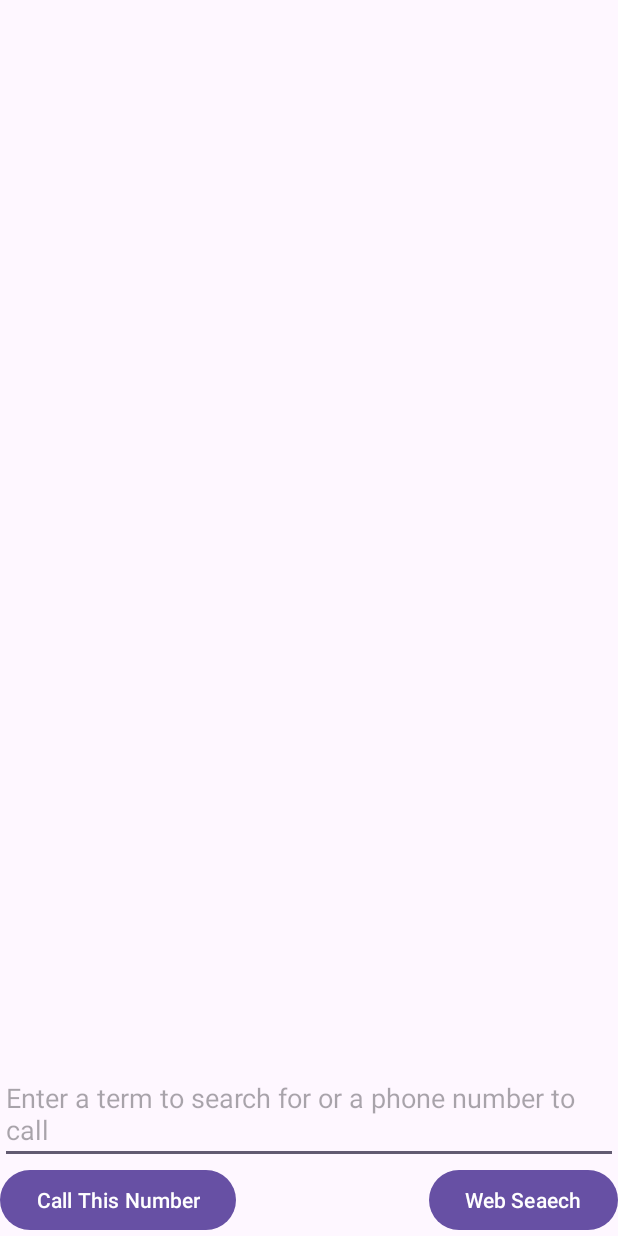
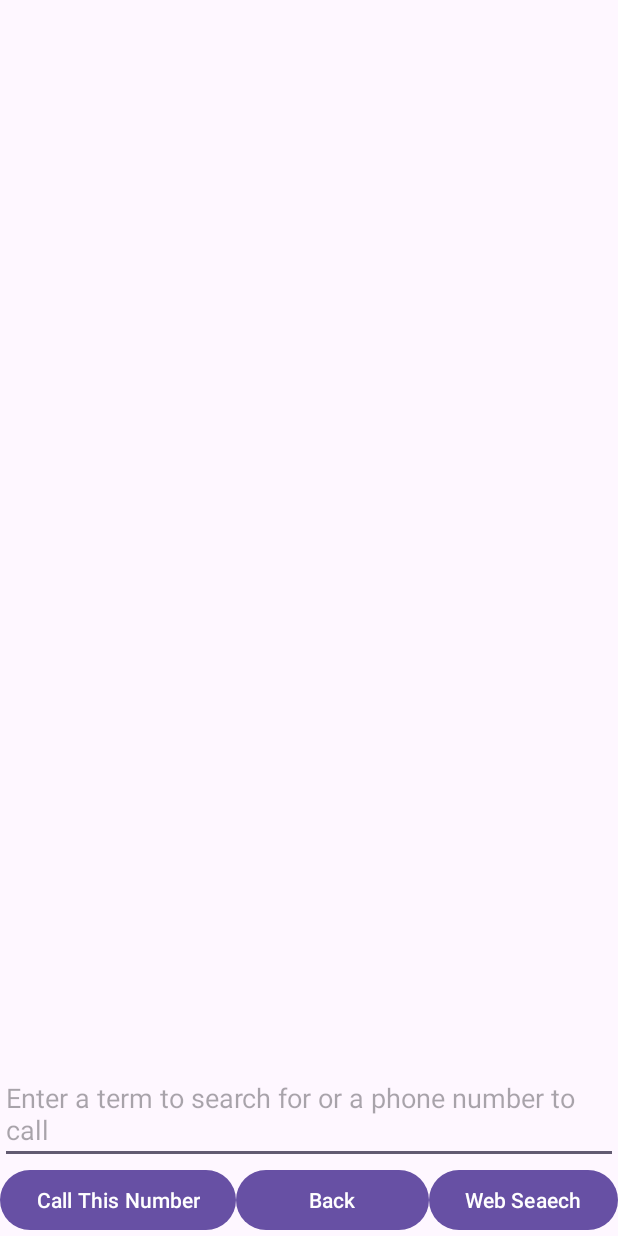
Before and after one commit to YWCA-F24-W25/YWCAF24-W25, an Android app: the SecondActivity screen opened directly, with no data from a screen before it, on a phone screen of 412 x 824 dp. Run offline under Robolectric (Android 15) with nearby library versions, the phone set to English and light mode, and no system bars; 1 statement that could not run was skipped.

Commit message:
Dec 13 - Last Version

```diff
--- a/Dec12/app/src/main/java/com/example/dec12/SecondActivity.java
+++ b/Dec12/app/src/main/java/com/example/dec12/SecondActivity.java
@@ -22,6 +22,8 @@ public class SecondActivity extends AppCompatActivity {
     Button searchbutton;
     EditText searchQuery;
     Button callButton;
+    Button backButton;
+    String searchTerm = "";
     @Override
     protected void onCreate(Bundle savedInstanceState) {
         super.onCreate(savedInstanceState);
@@ -31,6 +33,8 @@ public class SecondActivity extends AppCompatActivity {
       allnames = findViewById(R.id.allNamesText);
       searchbutton = findViewById(R.id.searchbutton);
       searchQuery = findViewById(R.id.search_query);
+        backButton = findViewById(R.id.backButton);
+
 callButton = findViewById(R.id.callbutton);
       String todisplay = "";
 
@@ -49,12 +53,24 @@ callButton = findViewById(R.id.callbutton);
             @Override
             public void onClick(View view) {
                 if (!searchQuery.getText().toString().isEmpty()){
-                    String q = searchQuery.getText().toString();
+                    searchTerm = searchQuery.getText().toString();
                     Intent websearchIntent = new Intent(Intent.ACTION_WEB_SEARCH);
-                    websearchIntent.putExtra(SearchManager.QUERY, q);
+                    websearchIntent.putExtra(SearchManager.QUERY, searchTerm);
                     startActivity(websearchIntent);
 
+
                 }
+            }
+        });
+
+        backButton.setOnClickListener(new View.OnClickListener() {
+            @Override
+            public void onClick(View view) {
+
+                Intent backIntent = new Intent();
+                backIntent.putExtra("searchTerm", searchTerm);
+                setResult(RESULT_OK,backIntent);
+                finish();
             }
         });
 
--- a/Dec12/app/src/main/res/layout/activity_second.xml
+++ b/Dec12/app/src/main/res/layout/activity_second.xml
@@ -32,7 +32,7 @@
 
     <Button
         android:id="@+id/searchbutton"
-        android:layout_width="wrap_content"
+        android:layout_width="0dp"
         android:layout_height="wrap_content"
         android:text="@string/web_seaech"
 
@@ -42,12 +42,22 @@
         />
 
     <Button
+        android:id="@+id/backButton"
+        android:layout_width="0dp"
+        android:layout_height="wrap_content"
+        android:text="Back"
+        app:layout_constraintLeft_toRightOf="@id/callbutton"
+        app:layout_constraintRight_toLeftOf="@id/searchbutton"
+        app:layout_constraintBottom_toBottomOf="parent"
+        />
+
+
+    <Button
         android:id="@+id/callbutton"
-        android:layout_width="wrap_content"
+        android:layout_width="0dp"
         android:layout_height="wrap_content"
         android:text="@string/call_this_number"
         app:layout_constraintVertical_chainStyle="packed"
-        app:layout_constraintRight_toLeftOf="@id/searchbutton"
         app:layout_constraintBottom_toBottomOf="parent"
 
         app:layout_constraintStart_toStartOf="parent" />
```
Also changed, not shown: Dec12/app/src/main/java/com/example/dec12/MainActivity.java (+16 -3 lines).
